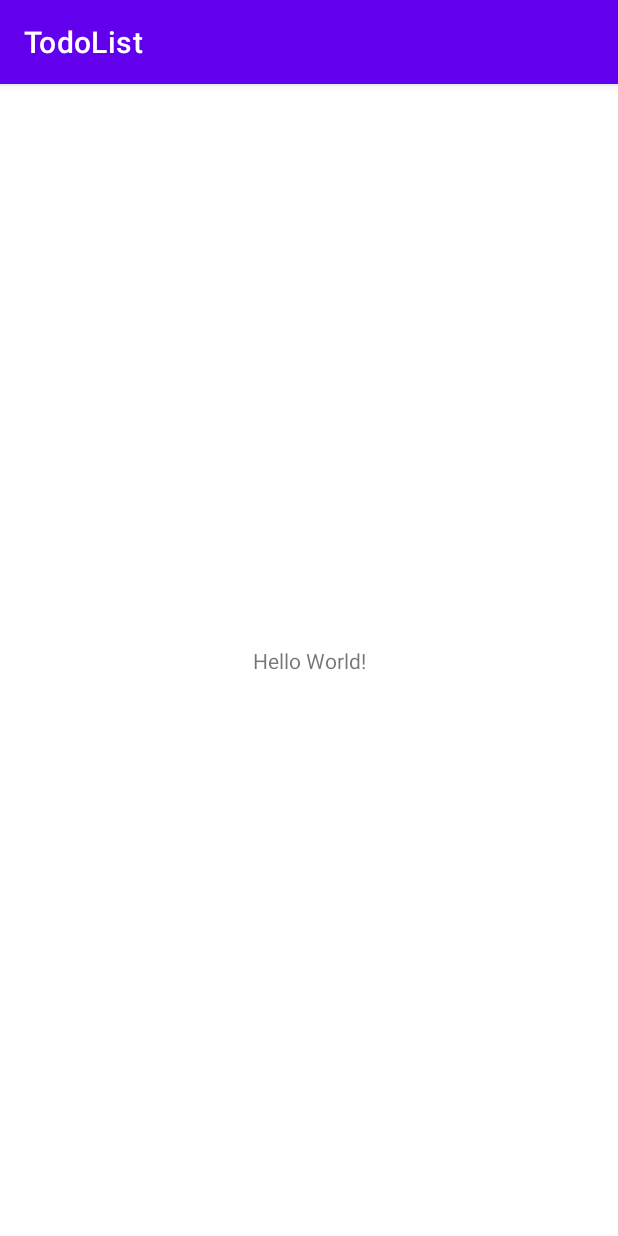
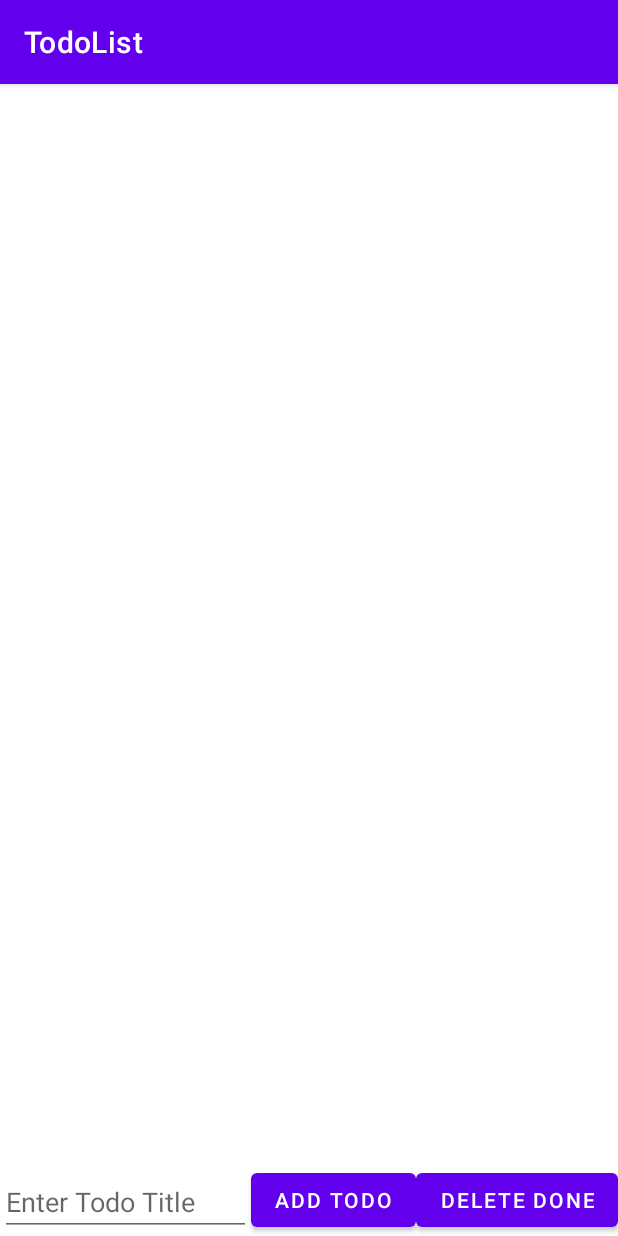
Before and after one commit to Tahsin2017/ToDoList, an Android app: the screen it shows after launch (MainActivity), on a phone screen of 412 x 824 dp. Run offline under Robolectric (Android 15) with nearby library versions, the phone set to English and light mode, and no system bars.

```diff
--- a/app/build.gradle
+++ b/app/build.gradle
@@ -40,4 +40,6 @@ dependencies {
     testImplementation 'junit:junit:4.13.2'
     androidTestImplementation 'androidx.test.ext:junit:1.1.3'
     androidTestImplementation 'androidx.test.espresso:espresso-core:3.4.0'
+
+    implementation 'com.google.android.material:material:1.6.1'
 }
--- a/app/src/main/res/layout/activity_main.xml
+++ b/app/src/main/res/layout/activity_main.xml
@@ -6,13 +6,37 @@
     android:layout_height="match_parent"
     tools:context=".MainActivity">
 
-    <TextView
-        android:layout_width="wrap_content"
-        android:layout_height="wrap_content"
-        android:text="Hello World!"
-        app:layout_constraintBottom_toBottomOf="parent"
+    <androidx.recyclerview.widget.RecyclerView
+        android:id="@+id/rvTodoItems"
+        android:layout_width="match_parent"
+        android:layout_height="0dp"
+        app:layout_constraintBottom_toTopOf="@+id/btnAddTodo"
         app:layout_constraintEnd_toEndOf="parent"
         app:layout_constraintStart_toStartOf="parent"
         app:layout_constraintTop_toTopOf="parent" />
 
+    <EditText
+        android:id="@+id/etTodoTitle"
+        android:layout_width="0dp"
+        android:layout_height="wrap_content"
+        android:hint="Enter Todo Title"
+        app:layout_constraintBottom_toBottomOf="parent"
+        app:layout_constraintEnd_toStartOf="@+id/btnAddTodo"
+        app:layout_constraintStart_toStartOf="parent" />
+
+    <Button
+        android:id="@+id/btnAddTodo"
+        android:layout_width="wrap_content"
+        android:layout_height="wrap_content"
+        android:text="Add Todo"
+        app:layout_constraintBottom_toBottomOf="parent"
+        app:layout_constraintEnd_toStartOf="@+id/btnDeleteDoneTodos" />
+
+    <Button
+        android:id="@+id/btnDeleteDoneTodos"
+        android:layout_width="wrap_content"
+        android:layout_height="wrap_content"
+        android:text="Delete done"
+        app:layout_constraintBottom_toBottomOf="parent"
+        app:layout_constraintEnd_toEndOf="parent" />
 </androidx.constraintlayout.widget.ConstraintLayout>
```
Also changed, not shown: app/src/main/res/layout/item_todo.xml (added, +29 -0 lines), 1 other file.
